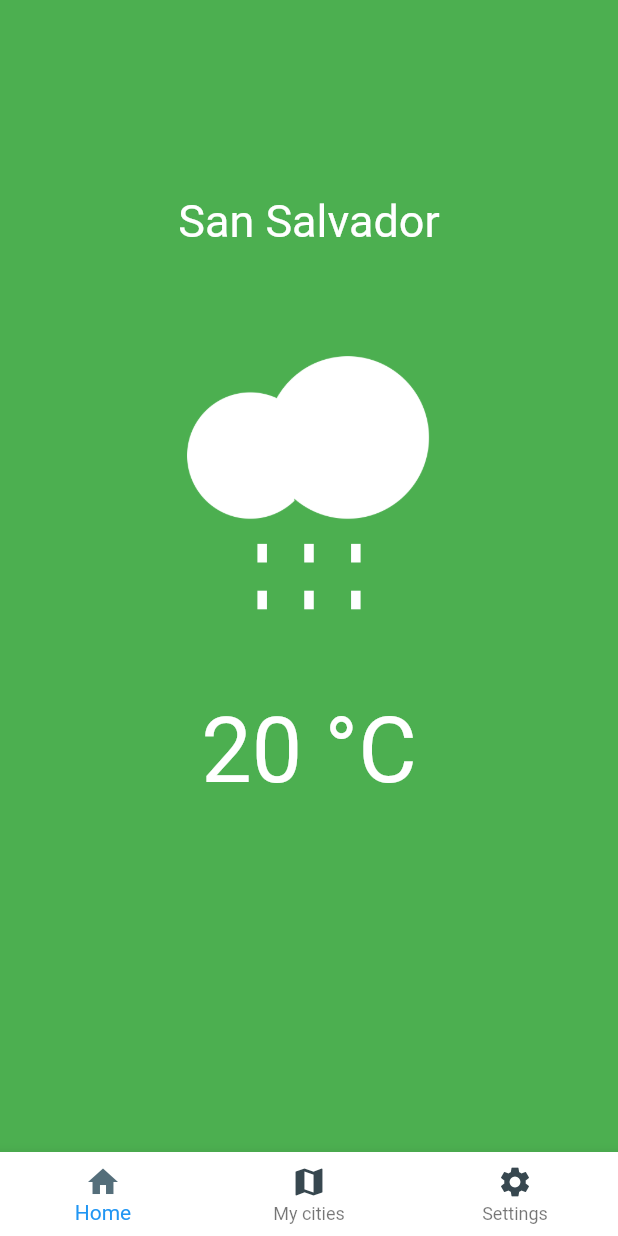
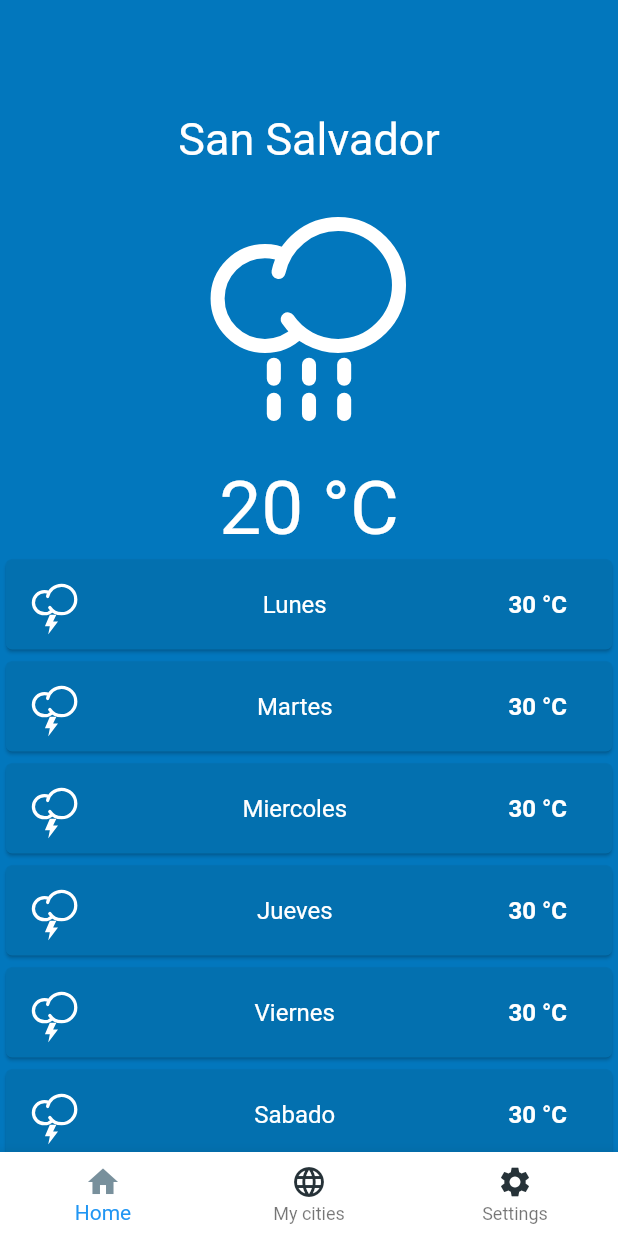
Before and after one commit to L3X7/flutter-weather-app, a Flutter app: the screen it shows after launch, on a phone screen of 412 x 824 dp. Run offline on Flutter 3.47's test engine with Material 2 defaults, Android fonts, the phone set to English and light mode, and no system bars; our stand-ins replace flutter_svg.

Commit message:
Integration float action buttom, redesign ListView

```diff
--- a/lib/main.dart
+++ b/lib/main.dart
@@ -1,6 +1,35 @@
 import 'package:flutter/material.dart';
+import 'package:flutter_svg/flutter_svg.dart';
 
 void main() => runApp(MainApp());
+
+final int _backgroundColorBlueGrey = 0xff263238;
+
+final int _colorBlue = 0xff0277bd;
+final int _colorDarkBlue = 0xff0370af;
+
+final String _imgRainIcon = 'images/rain.svg';
+
+final int _colorLightBlue = 0xff29b6f6;
+final int _colorDarkLightBlye = 0xff29b6f6;
+
+final String _imgSnowIcon = 'images/snow-alt.svg';
+
+final int _colorOrange = 0xffffa726;
+final int _colorDarkOrange = 0xfffb8c00;
+
+final String _imgSunnyIcon = 'images/sun.svg';
+
+final int _colorGrey = 0xff546e7a;
+final int _colorDarkGrey = 0xff455a64;
+
+final String _imgRainThunder = 'images/lightning-rain.svg';
+
+final int _colorGreyLight = 0xff90a4ae;
+final int _colorDarkGreyLight = 0xff455a64;
+
+final String _imgCloudSun = 'images/cloud-sun.svg';
+
 
 class MainApp extends StatelessWidget {
   @override
@@ -26,6 +55,8 @@ class _BottomNavigationState extends State<BottomNavigation> {
   List<Widget> containerPages;
   Widget currentPage;
 
+  bool _visibilityFAB = false;
+
   @override
   void initState() {
     // TODO: implement initState
@@ -42,6 +73,16 @@ class _BottomNavigationState extends State<BottomNavigation> {
     // TODO: implement build
     return Scaffold(
         body: currentPage,
+        floatingActionButtonLocation: FloatingActionButtonLocation.centerFloat,
+        floatingActionButton: Opacity(opacity: _visibilityFAB? 1.0: 0.0,
+          child: FloatingActionButton(onPressed: (){
+
+          },
+            backgroundColor: Color(_backgroundColorBlueGrey),
+            foregroundColor: Colors.white,
+            child: Icon(Icons.add),
+          ),
+        ),
         bottomNavigationBar: new Theme(
             data: Theme.of(context).copyWith(canvasColor: Colors.white),
             child: BottomNavigationBar(
@@ -50,8 +91,8 @@ class _BottomNavigationState extends State<BottomNavigation> {
               items: <BottomNavigationBarItem>[
                 BottomNavigationBarItem(
                   icon: _currentIndex == 0
-                      ? const Icon(Icons.home, color: Color(0xFF546e7a))
-                      : const Icon(Icons.home, color: Color(0xFF37474f)),
+                      ? const Icon(Icons.home, color: Color(0xff78909c))
+                      : const Icon(Icons.home, color: Color(0xff263238)),
                   title: _currentIndex == 0
                       ? Text(
                           'Home',
@@ -59,27 +100,27 @@ class _BottomNavigationState extends State<BottomNavigation> {
                         )
                       : Text(
                           'Home',
-                          style: TextStyle(color: Color(0xFF37474f)),
+                          style: TextStyle(color: Color(0xff263238)),
                         ),
                 ),
                 BottomNavigationBarItem(
                   icon: _currentIndex == 1
-                      ? const Icon(Icons.map, color: Color(0xFF546e7a))
-                      : const Icon(Icons.map, color: Color(0xFF37474f)),
+                      ? const Icon(Icons.language, color: Color(0xFF546e7a))
+                      : const Icon(Icons.language, color: Color(0xff263238)),
                   title: _currentIndex == 1
                       ? Text(
-                          'My cities',
+                          'Cities',
                           style: TextStyle(color: Color(0xFF546e7a)),
                         )
                       : Text(
                           'My cities',
-                          style: TextStyle(color: Color(0xFF37474f)),
+                          style: TextStyle(color: Color(0xff263238)),
                         ),
                 ),
                 BottomNavigationBarItem(
                   icon: _currentIndex == 2
                       ? const Icon(Icons.settings, color: Color(0xFF546e7a))
-                      : const Icon(Icons.settings, color: Color(0xFF37474f)),
+                      : const Icon(Icons.settings, color: Color(0xff263238)),
                   title: _currentIndex == 1
                       ? Text(
                           'Settings',
@@ -87,7 +128,7 @@ class _BottomNavigationState extends State<BottomNavigation> {
                         )
                       : Text(
                           'Settings',
-                          style: TextStyle(color: Color(0xFF37474f)),
+                          style: TextStyle(color: Color(0xff263238)),
                         ),
                 ),
               ],
@@ -98,6 +139,7 @@ class _BottomNavigationState extends State<BottomNavigation> {
     setState(() {
       this._currentIndex = index;
       this.currentPage = containerPages[index];
+      _visibilityFAB = index == 1? true: false;
     });
   }
 }
@@ -105,8 +147,65 @@ class _BottomNavigationState extends State<BottomNavigation> {
 class Home extends StatelessWidget {
   @override
   Widget build(BuildContext context) {
+    List<Widget> othersDays = new List();
+    List<String> days = [
+      'Lunes',
+      'Martes',
+      'Miercoles',
+      'Jueves',
+      'Viernes',
+      'Sabado',
+      'Domingo'
+    ];
+
+    for (var i = 0; i < 6; i++) {
+      othersDays.add(Card(
+        color: Color(_colorDarkBlue),
+        child: Row(
+          mainAxisAlignment: MainAxisAlignment.spaceBetween,
+          children: <Widget>[
+            Column(
+              mainAxisAlignment: MainAxisAlignment.start,
+              children: <Widget>[
+                Container(
+                  margin: EdgeInsets.only(top: 15, left: 15, bottom: 10),
+                  child: SvgPicture.asset(_imgRainThunder,
+                      width: 35, height: 35, color: Colors.white),
+                )
+              ],
+            ),
+            Column(
+              mainAxisAlignment: MainAxisAlignment.start,
+              children: <Widget>[
+                Container(
+                  child: Text(
+                    days[i],
+                    style: TextStyle(color: Colors.white, fontSize: 16),
+                  ),
+                )
+              ],
+            ),
+            Column(
+              children: <Widget>[
+                Container(
+                  margin: EdgeInsets.only(right: 30),
+                  child: Text(
+                    '30 °C',
+                    style: TextStyle(
+                        color: Colors.white,
+                        fontWeight: FontWeight.bold,
+                        fontSize: 16),
+                  ),
+                )
+              ],
+            )
+          ],
+        ),
+      ));
+    }
+
     Widget textCity = Container(
-      padding: EdgeInsets.only(top: 100.00),
+      padding: EdgeInsets.only(top: 45.00),
       child: Text(
         'San Salvador',
         style: TextStyle(fontSize: 30, color: Colors.white),
@@ -114,19 +213,20 @@ class Home extends StatelessWidget {
     );
 
     Widget imageWeather = Container(
-      padding: EdgeInsets.only(top: 60.0),
-      child: Image.asset(
-        'images/lluvia.png',
-        width: 500.0,
-        height: 200.0,
+      padding: EdgeInsets.only(top: 30.0),
+      child: SvgPicture.asset(
+        _imgRainIcon,
+        width: 430.0,
+        height: 150.0,
+        color: Colors.white,
       ),
     );
 
     Widget textWeather = Container(
-      padding: EdgeInsets.only(top: 40.00),
+      padding: EdgeInsets.only(top: 20.00),
       child: Text(
         '20 °C',
-        style: TextStyle(fontSize: 60, color: Colors.white),
+        style: TextStyle(fontSize: 50, color: Colors.white),
       ),
     );
 
@@ -134,14 +234,23 @@ class Home extends StatelessWidget {
         padding: EdgeInsets.only(top: 30.0),
         width: double.infinity,
         height: double.infinity,
-        color: Colors.green,
-        child: Row(
-          children: [
+        color: Color(_colorBlue),
+        child: Column(
+          children: <Widget>[
+            Row(
+              children: <Widget>[
                 Expanded(
                     child: Column(
                   crossAxisAlignment: CrossAxisAlignment.center,
                   children: <Widget>[textCity, imageWeather, textWeather],
                 ))
+              ],
+            ),
+            Expanded(
+              child: new ListView(
+                children: othersDays,
+              ),
+            )
           ],
         ));
   }
@@ -153,23 +262,33 @@ class Cities extends StatelessWidget {
     List<Widget> cards = new List();
     Color defaultColor;
     String defaultIcon = '';
+    String textDefault = '';
     for (var i = 0; i < 5; i++) {
       switch (i) {
         case 0:
-          defaultColor = Color(0xff607d8b);
-          defaultIcon = 'images/lluvia_truenos.png';
+          defaultColor = Color(_colorGrey);
+          defaultIcon = _imgRainThunder;
+          textDefault = 'Santa Ana';
           break;
         case 1:
-          defaultColor = Colors.blueAccent;
-          defaultIcon = 'images/lluvia.png';
+          defaultColor = Color(_colorBlue);
+          defaultIcon = _imgRainIcon;
+          textDefault = 'San Salvador';
           break;
         case 2:
-          defaultColor = Colors.amberAccent;
-          defaultIcon = 'images/soleado.png';
+          defaultColor = Color(_colorOrange);
+          defaultIcon = _imgSunnyIcon;
+          textDefault = 'San Miguel';
+          break;
+        case 3:
+          defaultColor = Color(_colorGreyLight);
+          defaultIcon = _imgCloudSun;
+          textDefault = 'La libertad';
           break;
         default:
-          defaultColor = Color(0xff607d8b);
-          defaultIcon = 'images/lluvia_truenos.png';
+          defaultColor = Color(_colorLightBlue);
+          defaultIcon = _imgSnowIcon;
+          textDefault = 'Ahuachapan';
           break;
       }
       cards.add(new Card(
@@ -182,7 +301,7 @@ class Cities extends StatelessWidget {
                 children: <Widget>[
                   Container(
                       child: Text(
-                        'San Salvador',
+                        textDefault,
                         style: TextStyle(
                             color: Colors.white,
                             fontWeight: FontWeight.bold,
@@ -209,11 +328,8 @@ class Cities extends StatelessWidget {
               Column(
                 children: <Widget>[
                   Container(
-                    child: Image.asset(
-                      defaultIcon,
-                      width: 50,
-                      height: 50,
-                    ),
+                    child: SvgPicture.asset(defaultIcon,
+                        width: 50, height: 50, color: Colors.white),
                     margin: EdgeInsets.only(right: 30),
                   )
                 ],
@@ -227,8 +343,13 @@ class Cities extends StatelessWidget {
         width: double.infinity,
         height: double.infinity,
         color: Color(0xff37474f),
+        child: Column(
+          children: <Widget>[
+            Expanded(
               child: new ListView(children: cards),
-    );
+            ),
+          ],
+        ));
   }
 }
 
@@ -245,8 +366,8 @@ class Settings extends StatelessWidget {
 
     Widget imageWeather = Container(
       padding: EdgeInsets.only(top: 60.0),
-      child: Image.asset(
-        'images/lluvia.png',
+      child: SvgPicture.asset(
+        _imgRainIcon,
         width: 500.0,
         height: 200.0,
       ),
```
Also changed, not shown: pubspec.yaml (+6 -3 lines), images/cloud-sun.svg (added), images/lightning-rain.svg (added), images/lluvia.png (deleted), images/lluvia_truenos.png (deleted), images/rain.svg (added), images/snow-alt.svg (added), images/soleado.png (deleted), images/sun.svg (added). Lines whose indentation alone changed are shown as unchanged.
